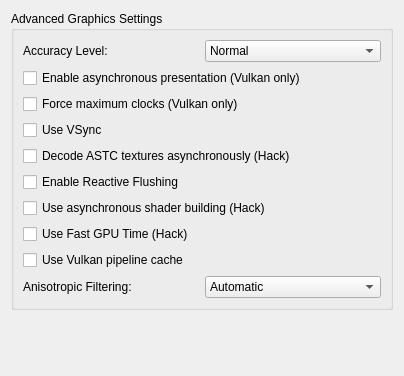
Before: the Qt Designer form src/yuzu/configuration/configure_graphics_advanced.ui in QuantumGhost/yuzu, drawn with Qt 5.
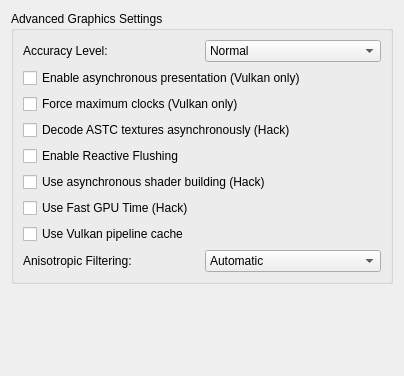
After: the same form once the commit is applied.

```diff
--- a/src/yuzu/configuration/configure_graphics_advanced.ui
+++ b/src/yuzu/configuration/configure_graphics_advanced.ui
@@ -86,16 +86,6 @@
           </property>
          </widget>
         </item>
-        <item>
-         <widget class="QCheckBox" name="use_vsync">
-          <property name="toolTip">
-           <string>VSync prevents the screen from tearing, but some graphics cards have lower performance with VSync enabled. Keep it enabled if you don't notice a performance difference.</string>
-          </property>
-          <property name="text">
-           <string>Use VSync</string>
-          </property>
-         </widget>
-        </item>
         <item>
          <widget class="QCheckBox" name="async_astc">
           <property name="toolTip">
```
